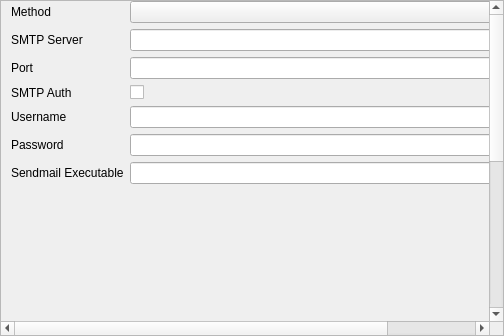
This is src/Gui/SettingsOutgoingPage.ui in jktjkt/trojita as Qt 5 draws it before an edit. The edited form follows.
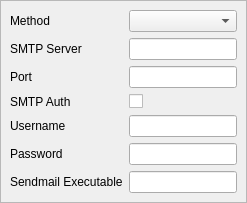
This is the edited form.

Commit message: Fixed the settings dialog to be reasonable on the desktop (cherry picked from commit 927d4b5f2e1d2fd463c57e0b0b625cc18f67d4d9)

Patch:
```diff
--- a/src/Gui/SettingsOutgoingPage.ui
+++ b/src/Gui/SettingsOutgoingPage.ui
@@ -2,30 +2,7 @@
 <ui version="4.0">
  <class>OutgoingPage</class>
  <widget class="QScrollArea" name="OutgoingPage">
-  <property name="sizePolicy">
-   <sizepolicy hsizetype="Expanding" vsizetype="Expanding">
-    <horstretch>0</horstretch>
-    <verstretch>0</verstretch>
-   </sizepolicy>
-  </property>
   <widget class="QWidget" name="scrollAreaWidgetContents">
-   <property name="geometry">
-    <rect>
-     <x>0</x>
-     <y>0</y>
-     <width>602</width>
-     <height>637</height>
-    </rect>
-   </property>
-   <widget class="QWidget" name="formLayoutWidget">
-    <property name="geometry">
-     <rect>
-      <x>10</x>
-      <y>0</y>
-      <width>591</width>
-      <height>641</height>
-     </rect>
-    </property>
     <layout class="QFormLayout" name="formLayout">
      <property name="fieldGrowthPolicy">
       <enum>QFormLayout::AllNonFixedFieldsGrow</enum>
@@ -109,7 +86,6 @@
       <widget class="QLineEdit" name="sendmail"/>
      </item>
     </layout>
-   </widget>
   </widget>
  </widget>
  <resources/>
```
The commit also changes 4 other files.
